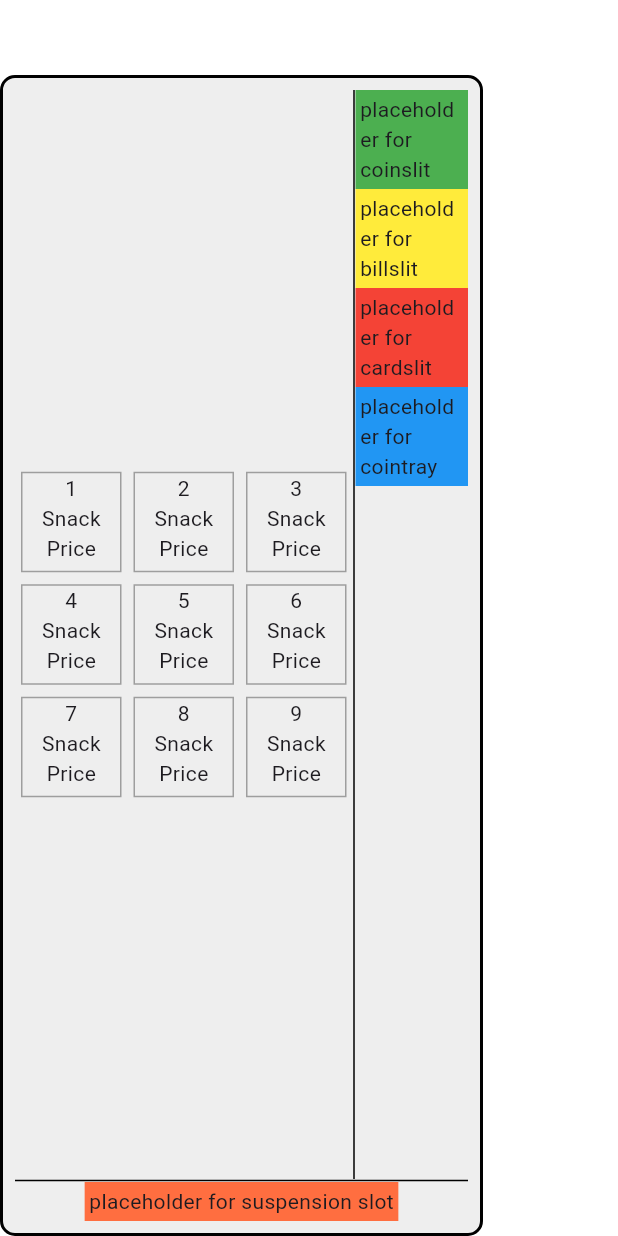
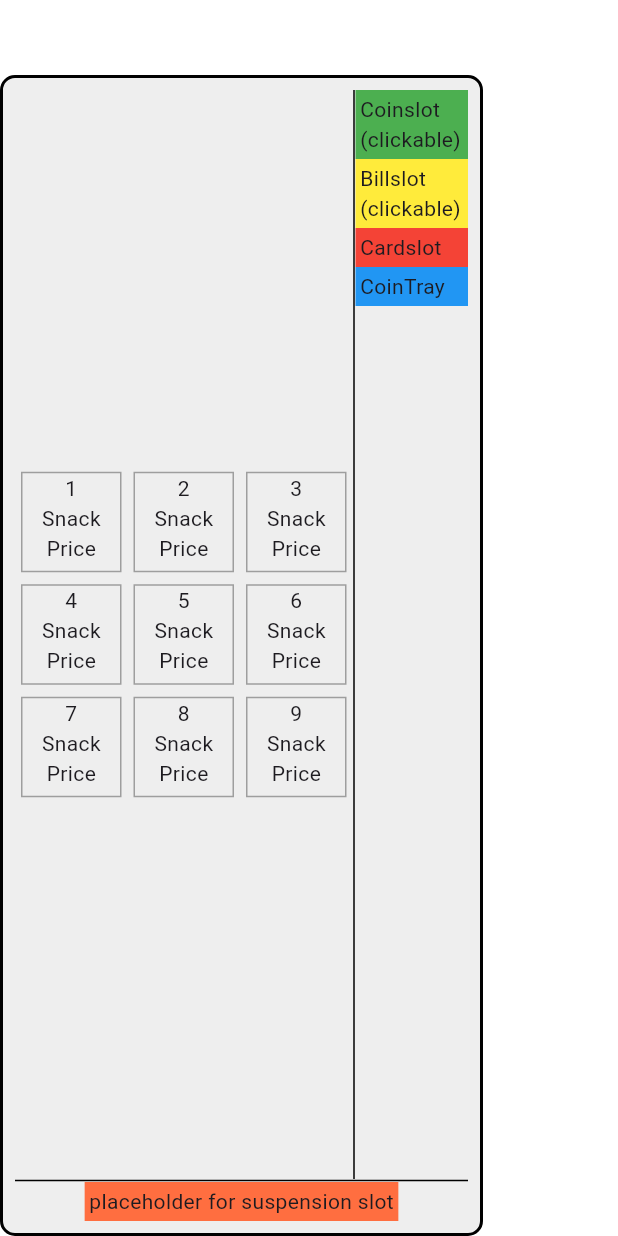
Before and after one commit to GFerhat/snackautomat, a Flutter app: the screen it shows after launch, on a phone screen of 412 x 824 dp. Run offline on Flutter 3.47's test engine with Material 3 defaults, Android fonts, the phone set to English and light mode, and no system bars.

Commit message:
Make coin and bill slots clickable #9

```diff
--- a/lib/widgets/vending_machine/sidebar.dart
+++ b/lib/widgets/vending_machine/sidebar.dart
@@ -11,25 +11,35 @@ class Sidebar extends StatelessWidget {
           width: 200,
           padding: EdgeInsets.all(3),
           decoration: BoxDecoration(color: Colors.green),
-          child: Text("placeholder for coinslit"),
-        ), //coinslit
+          child: InkWell(
+            onTap: () {
+              print("Coin inserted");
+            },
+            child: Text("Coinslot (clickable)"),
+          ),
+        ),
         Container(
           width: 200,
           padding: EdgeInsets.all(3),
           decoration: BoxDecoration(color: Colors.yellow),
-          child: Text("placeholder for billslit"),
-        ), //billslit
+          child: InkWell(
+            onTap: () {
+              print("Bill inserted");
+            },
+            child: Text("Billslot (clickable)"),
+          ),
+        ),
         Container(
           width: 200,
           padding: EdgeInsets.all(3),
           decoration: BoxDecoration(color: Colors.red),
-          child: Text("placeholder for cardslit"),
+          child: Text("Cardslot"),
         ), //card (erstmal nur visual)
         Container(
           width: 200,
           padding: EdgeInsets.all(3),
           decoration: BoxDecoration(color: Colors.blue),
-          child: Text("placeholder for cointray"),
+          child: Text("CoinTray"),
         ), //coin tray
       ],
     );
```
